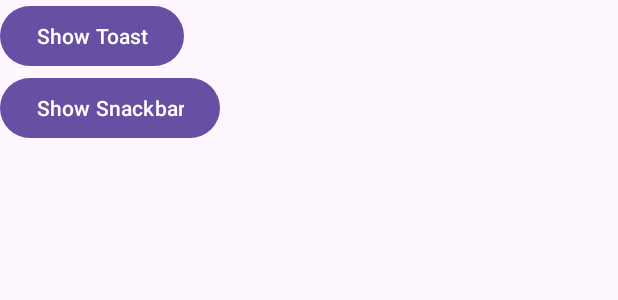
After one commit to amanpreeto7/NeerajJoshiClass, an Android app: the layout activity_messages.xml on its own in the app's theme, with its tools: preview values and no code run, on a phone screen of 412 x 824 dp. The commit adds this screen. Shown: the top 300 px of the screen. Run offline under Robolectric (Android 15) with nearby library versions, the phone set to English and light mode, and no system bars.

Commit message:
Toast and snackbar

```diff
--- a/app/build.gradle
+++ b/app/build.gradle
@@ -5,12 +5,12 @@ plugins {
 
 android {
     namespace 'com.o7services.neerajoshiclass'
-    compileSdk 33
+    compileSdk 34
 
     defaultConfig {
         applicationId "com.o7services.neerajoshiclass"
         minSdk 26
-        targetSdk 33
+        targetSdk 34
         versionCode 1
         versionName "1.0"
 
--- a/app/src/main/AndroidManifest.xml
+++ b/app/src/main/AndroidManifest.xml
@@ -13,6 +13,9 @@
         android:theme="@style/Theme.NeeraJoshiClass"
         tools:targetApi="31">
         <activity
+            android:name=".MessagesActivity"
+            android:exported="false" />
+        <activity
             android:name=".MainActivity"
             android:exported="true">
             <intent-filter>
--- /dev/null
+++ b/app/src/main/res/layout/activity_messages.xml
@@ -0,0 +1,24 @@
+<?xml version="1.0" encoding="utf-8"?>
+<androidx.constraintlayout.widget.ConstraintLayout xmlns:android="http://schemas.android.com/apk/res/android"
+    xmlns:app="http://schemas.android.com/apk/res-auto"
+    xmlns:tools="http://schemas.android.com/tools"
+    android:layout_width="match_parent"
+    android:layout_height="match_parent"
+    tools:context=".MessagesActivity">
+
+    <Button
+        android:layout_height="wrap_content"
+        android:layout_width="wrap_content"
+        android:text="Show Toast"
+        android:id="@+id/btnShowToast"
+        app:layout_constraintTop_toTopOf="parent"
+        app:layout_constraintStart_toStartOf="parent"/>
+    <Button
+        android:layout_height="wrap_content"
+        android:layout_width="wrap_content"
+        android:text="Show Snackbar"
+        android:id="@+id/btnShowSnackbar"
+        app:layout_constraintTop_toBottomOf="@id/btnShowToast"
+        app:layout_constraintStart_toStartOf="parent"/>
+
+</androidx.constraintlayout.widget.ConstraintLayout>
```
Also changed, not shown: app/src/main/java/com/o7services/neerajoshiclass/MainActivity.kt (+21 -0 lines), app/src/main/java/com/o7services/neerajoshiclass/MessagesActivity.kt (added, +31 -0 lines).
